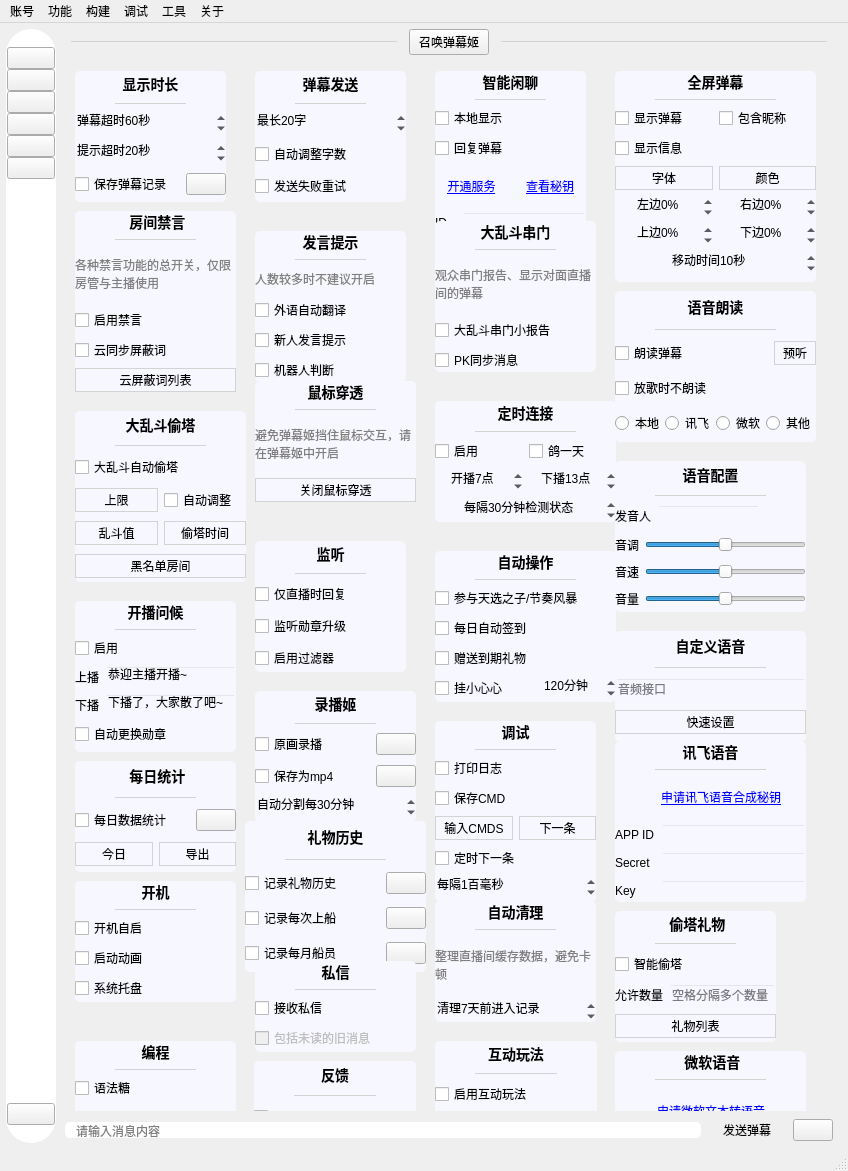
iwxyi/Bilibili-MagicalDanmaku, file mainwindow/mainwindow.ui: the form before one commit.
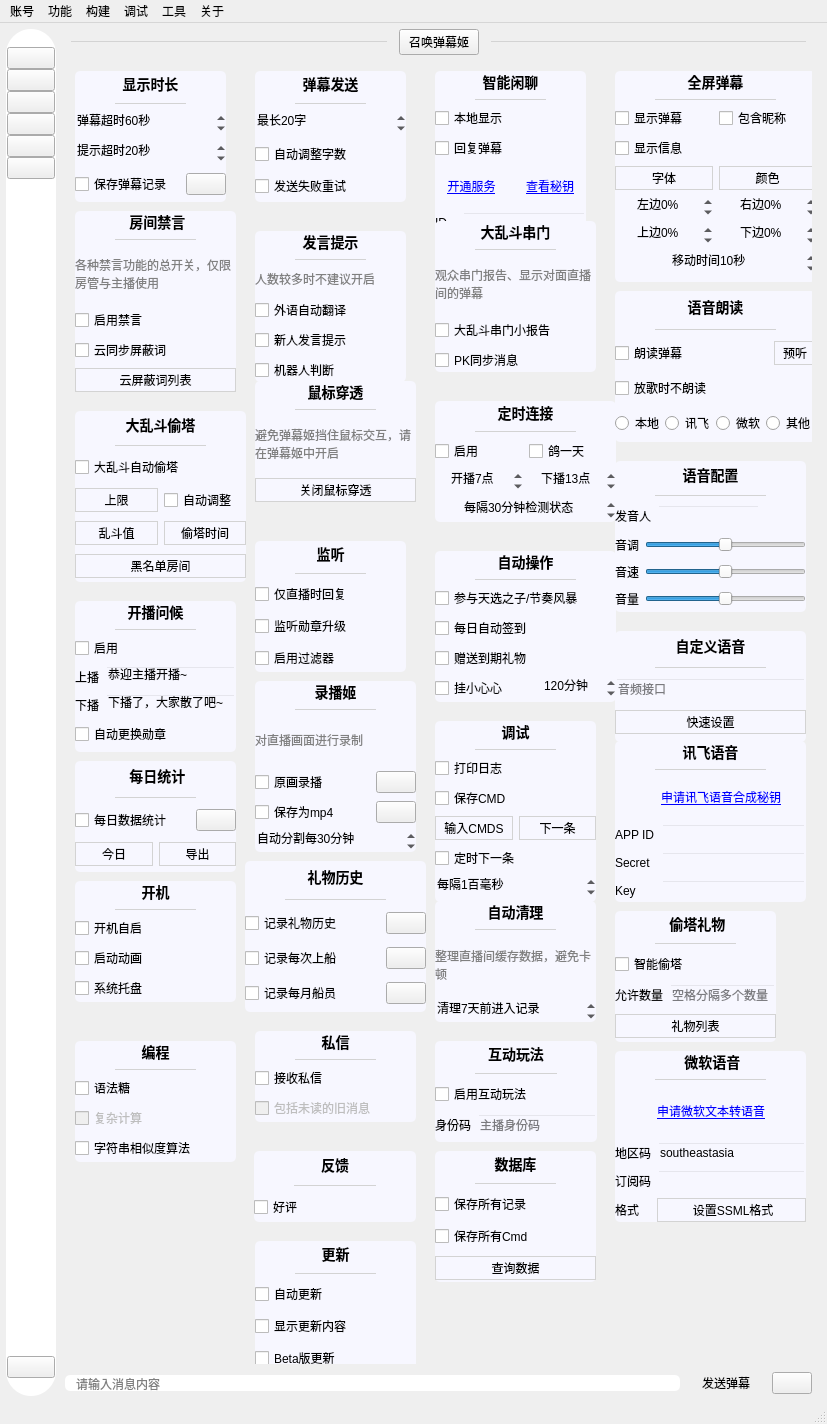
The form after the commit. The open tabs and pages were chosen to show the change. Icons and pictures are not drawn. Custom widgets are drawn as their Qt base class.

What changed in the file:
```diff
--- a/mainwindow/mainwindow.ui
+++ b/mainwindow/mainwindow.ui
@@ -6,8 +6,8 @@
    <rect>
     <x>0</x>
     <y>0</y>
-    <width>848</width>
-    <height>1171</height>
+    <width>827</width>
+    <height>1424</height>
    </rect>
   </property>
   <property name="windowTitle">
@@ -1839,8 +1839,8 @@
             <rect>
              <x>0</x>
              <y>0</y>
-             <width>768</width>
-             <height>1051</height>
+             <width>747</width>
+             <height>1304</height>
             </rect>
            </property>
            <property name="styleSheet">
@@ -3614,9 +3614,9 @@
             <property name="geometry">
              <rect>
               <x>190</x>
-              <y>630</y>
+              <y>620</y>
               <width>161</width>
-              <height>131</height>
+              <height>171</height>
              </rect>
             </property>
             <property name="styleSheet">
@@ -3668,6 +3668,16 @@
                </property>
               </widget>
              </item>
+             <item>
+              <widget class="QLabel" name="recordInfoLabel">
+               <property name="styleSheet">
+                <string notr="true">color: gray;</string>
+               </property>
+               <property name="text">
+                <string>对直播画面进行录制</string>
+               </property>
+              </widget>
+             </item>
              <item>
               <layout class="QHBoxLayout" name="horizontalLayout_73" stretch="1,0">
                <property name="topMargin">
@@ -3963,7 +3973,7 @@
             <property name="geometry">
              <rect>
               <x>180</x>
-              <y>760</y>
+              <y>800</y>
               <width>181</width>
               <height>151</height>
              </rect>
@@ -5823,7 +5833,7 @@
             <property name="geometry">
              <rect>
               <x>190</x>
-              <y>900</y>
+              <y>970</y>
               <width>161</width>
               <height>91</height>
              </rect>
@@ -6035,7 +6045,7 @@
             <property name="geometry">
              <rect>
               <x>189</x>
-              <y>1000</y>
+              <y>1090</y>
               <width>162</width>
               <height>71</height>
              </rect>
@@ -6221,7 +6231,7 @@
             <property name="geometry">
              <rect>
               <x>190</x>
-              <y>1090</y>
+              <y>1180</y>
               <width>161</width>
               <height>131</height>
              </rect>
@@ -9559,7 +9569,7 @@
     <rect>
      <x>0</x>
      <y>0</y>
-     <width>848</width>
+     <width>827</width>
      <height>23</height>
     </rect>
    </property>
```
Left out of the diff: 2 changed lines with no effect on the pictures.
